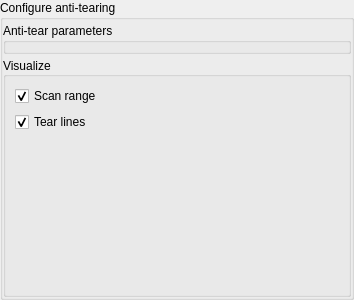
Old version of the form src/display/qt/dialogs/ui/anti_tear_dialog.ui in the repository mrehkopf/vcs.
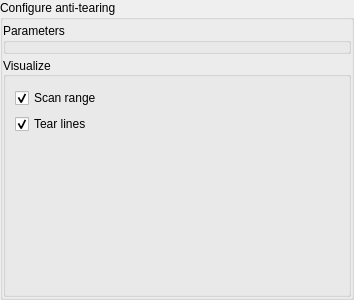
New version of the form. Custom widgets are drawn as their Qt base class.

The edit to the form file:
```diff
--- a/src/display/qt/dialogs/ui/anti_tear_dialog.ui
+++ b/src/display/qt/dialogs/ui/anti_tear_dialog.ui
@@ -95,7 +95,7 @@
              </sizepolicy>
             </property>
             <property name="title">
-             <string>Anti-tear parameters</string>
+             <string>Parameters</string>
             </property>
            </widget>
           </item>
@@ -126,6 +126,9 @@
              <property name="leftMargin">
               <number>9</number>
              </property>
+             <property name="topMargin">
+              <number>11</number>
+             </property>
              <property name="rightMargin">
               <number>9</number>
              </property>
```
